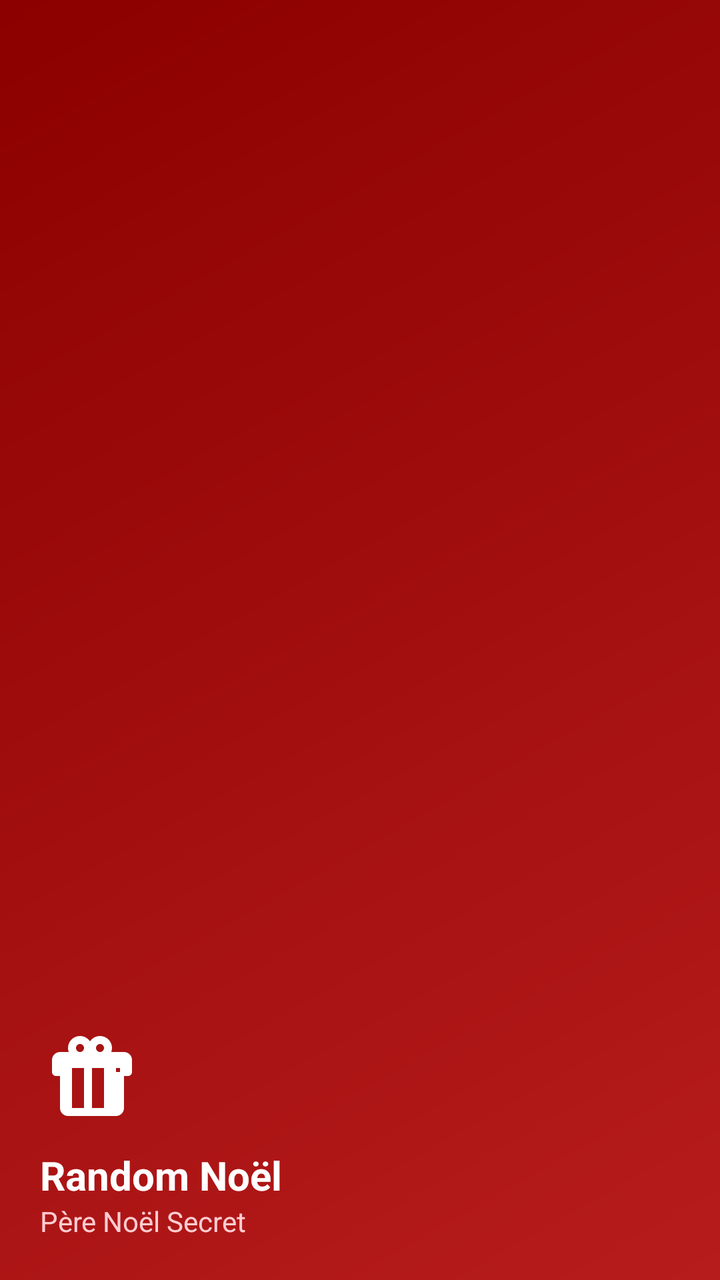
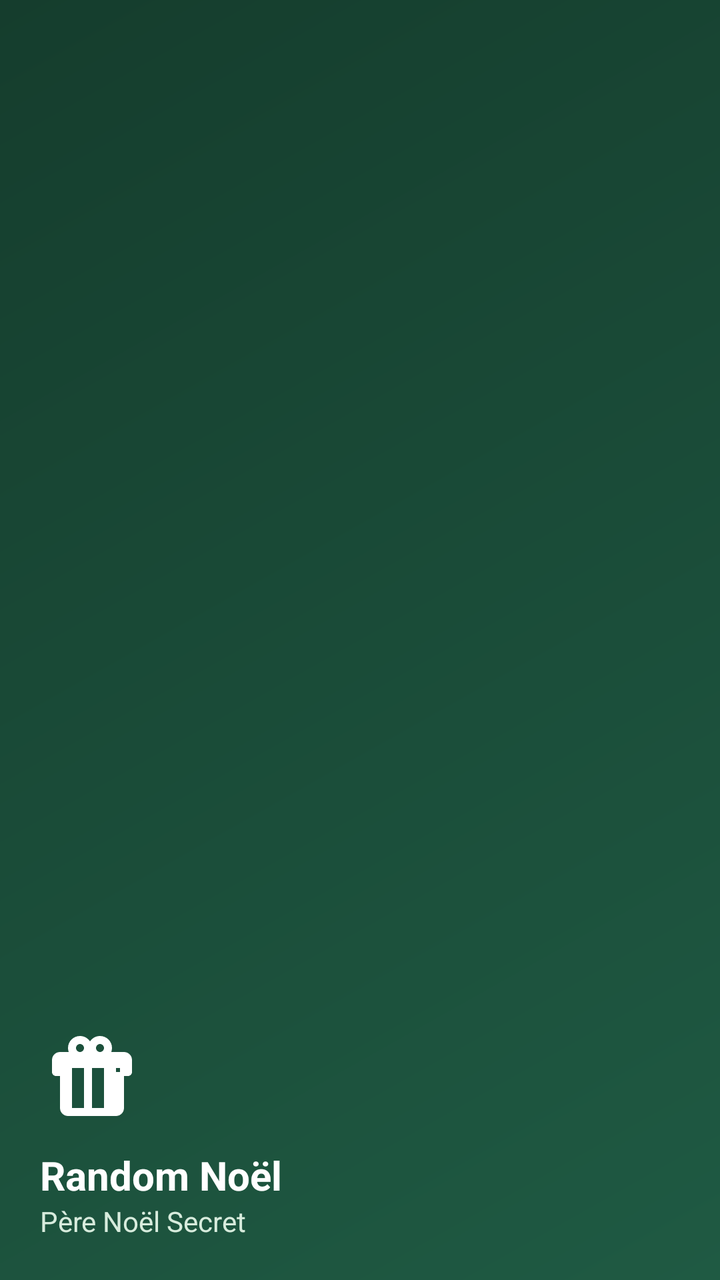

Before-and-after screenshots of an Android layout around one commit, followed by the original layout XML and the change that was made.
<!-- AndroidManifest.xml: application theme AppTheme -->
<!-- res/layout/nav_header.xml -->
<?xml version="1.0" encoding="utf-8"?>
<LinearLayout xmlns:android="http://schemas.android.com/apk/res/android"
    xmlns:app="http://schemas.android.com/apk/res-auto"
    android:layout_width="match_parent"
    android:layout_height="176dp"
    android:background="@drawable/bg_nav_header"
    android:gravity="bottom"
    android:orientation="vertical"
    android:padding="20dp">

    <ImageView
        android:layout_width="48dp"
        android:layout_height="48dp"
        android:layout_marginBottom="12dp"
        android:contentDescription="@string/app_name"
        android:src="@drawable/ic_gift"
        app:tint="@android:color/white" />

    <TextView
        android:layout_width="match_parent"
        android:layout_height="wrap_content"
        android:text="@string/app_name"
        android:textColor="@android:color/white"
        android:textSize="20sp"
        android:textStyle="bold" />

    <TextView
        android:layout_width="match_parent"
        android:layout_height="wrap_content"
        android:text="Père Noël Secret"
        android:textColor="#FFCDD2"
        android:textSize="14sp" />

</LinearLayout>
<!-- resources referenced by this layout -->
<resources>
  <!-- drawable bg_nav_header (drawable) -->
  <?xml version="1.0" encoding="utf-8"?>
  <shape xmlns:android="http://schemas.android.com/apk/res/android">
      <gradient
          android:angle="135"
          android:endColor="#8C0000"
          android:startColor="#B71C1C" />
  </shape>
  <!-- drawable ic_gift (drawable) -->
  <vector xmlns:android="http://schemas.android.com/apk/res/android"
      android:width="24dp"
      android:height="24dp"
      android:viewportWidth="24"
      android:viewportHeight="24">
      <path
          android:fillColor="#FFFFFFFF"
          android:pathData="M20,6h-2.18c0.11,-0.31 0.18,-0.65 0.18,-1 0,-1.66 -1.34,-3 -3,-3 -1.05,0 -1.96,0.54 -2.5,1.35C11.96,2.54 11.05,2 10,2 8.34,2 7,3.34 7,5c0,0.35 0.07,0.69 0.18,1H5c-1.11,0 -2,0.9 -2,2v3c0,0.55 0.45,1 1,1h1v8c0,1.1 0.9,2 2,2h12c1.1,0 2,-0.9 2,-2v-8h1c0.55,0 1,-0.45 1,-1V8c0,-1.1 -0.89,-2 -2,-2zM15,4c0.55,0 1,0.45 1,1s-0.45,1 -1,1 -1,-0.45 -1,-1 0.45,-1 1,-1zM10,4c0.55,0 1,0.45 1,1s-0.45,1 -1,1 -1,-0.45 -1,-1 0.45,-1 1,-1zM11,10v10H8V10h3zm2,10V10h3v10h-3zm7,-10v1h-1V10h1z" />
  </vector>
  <string name="app_name">Random Noël</string>
  <style name="AppTheme" parent="Theme.Material3.DayNight.NoActionBar">
          
          <item name="colorPrimary">@color/colorPrimary</item>
          <item name="colorPrimaryDark">@color/colorPrimaryDark</item>
          <item name="colorAccent">@color/colorAccent</item>
          <item name="colorSecondary">@color/colorSecondary</item>
          <item name="android:colorBackground">@color/colorBackground</item>
          <item name="windowActionBar">false</item>
          <item name="windowNoTitle">true</item>
      </style>
  <color name="colorPrimary">#B71C1C</color>
  <color name="colorPrimaryDark">#8C0000</color>
  <color name="colorAccent">#2E7D32</color>
  <color name="colorSecondary">#1B5E20</color>
  <color name="colorBackground">#FAFAFA</color>
</resources>

<!-- the commit's change to res/layout/nav_header.xml (unified diff, before → after) -->
@@ -28,7 +28,7 @@
         android:layout_width="match_parent"
         android:layout_height="wrap_content"
         android:text="Père Noël Secret"
-        android:textColor="#FFCDD2"
+        android:textColor="@color/christmas_green_light"
         android:textSize="14sp" />
 
 </LinearLayout>
<!-- resource entries referenced after the edit -->
@@ -1,12 +1,13 @@
 <!-- resources referenced by this layout -->
 <resources>
+  <color name="christmas_green_light">#D8ECDD</color>
   <!-- drawable bg_nav_header (drawable) -->
   <?xml version="1.0" encoding="utf-8"?>
   <shape xmlns:android="http://schemas.android.com/apk/res/android">
       <gradient
           android:angle="135"
-          android:endColor="#8C0000"
-          android:startColor="#B71C1C" />
+          android:endColor="@color/colorPrimaryDark"
+          android:startColor="@color/colorPrimary" />
   </shape>
   <!-- drawable ic_gift (drawable) -->
   <vector xmlns:android="http://schemas.android.com/apk/res/android"
@@ -20,19 +21,53 @@
   </vector>
   <string name="app_name">Random Noël</string>
   <style name="AppTheme" parent="Theme.Material3.DayNight.NoActionBar">
-          
           <item name="colorPrimary">@color/colorPrimary</item>
+          <item name="colorOnPrimary">@color/colorOnPrimary</item>
+          <item name="colorPrimaryContainer">@color/colorPrimaryContainer</item>
+          <item name="colorOnPrimaryContainer">@color/colorOnPrimaryContainer</item>
           <item name="colorPrimaryDark">@color/colorPrimaryDark</item>
+  
+          <item name="colorSecondary">@color/colorSecondary</item>
+          <item name="colorOnSecondary">@color/colorOnSecondary</item>
+          <item name="colorSecondaryContainer">@color/colorSecondaryContainer</item>
+          <item name="colorOnSecondaryContainer">@color/colorOnSecondaryContainer</item>
           <item name="colorAccent">@color/colorAccent</item>
-          <item name="colorSecondary">@color/colorSecondary</item>
+  
+          <item name="colorSurface">@color/card_background</item>
+          <item name="colorOnSurface">@color/colorOnSurface</item>
+          <item name="colorSurfaceVariant">@color/colorSurfaceVariant</item>
+          <item name="colorOnSurfaceVariant">@color/colorOnSurfaceVariant</item>
+          <item name="colorOnBackground">@color/colorOnSurface</item>
+          <item name="colorOutline">@color/card_stroke</item>
+          <item name="colorError">@color/colorError</item>
+          <item name="colorOnError">@color/colorOnError</item>
+  
           <item name="android:colorBackground">@color/colorBackground</item>
+          <item name="android:windowBackground">@color/colorBackground</item>
+          <item name="android:statusBarColor">@color/colorPrimaryDark</item>
+          <item name="android:navigationBarColor">@color/colorBackground</item>
+          <item name="android:windowLightStatusBar">false</item>
+          <item name="android:windowLightNavigationBar">true</item>
           <item name="windowActionBar">false</item>
           <item name="windowNoTitle">true</item>
       </style>
-  <color name="colorPrimary">#B71C1C</color>
-  <color name="colorPrimaryDark">#8C0000</color>
-  <color name="colorAccent">#2E7D32</color>
-  <color name="colorSecondary">#1B5E20</color>
-  <color name="colorBackground">#FAFAFA</color>
+  <color name="colorPrimary">#1F5A43</color>
+  <color name="colorOnPrimary">#FFFFFF</color>
+  <color name="colorPrimaryContainer">#D8ECDD</color>
+  <color name="colorOnPrimaryContainer">#173D2D</color>
+  <color name="colorPrimaryDark">#153D2D</color>
+  <color name="colorAccent">#B58A42</color>
+  <color name="card_background">#FFFFFF</color>
+  <color name="colorOnSurface">#1C2821</color>
+  <color name="colorSurfaceVariant">#F0F4EE</color>
+  <color name="colorOnSurfaceVariant">#58655D</color>
+  <color name="card_stroke">#D4D9D3</color>
+  <color name="colorError">#B3261E</color>
+  <color name="colorOnError">#FFFFFF</color>
+  <color name="colorSecondary">#8E3038</color>
+  <color name="colorOnSecondary">#FFFFFF</color>
+  <color name="colorSecondaryContainer">#F4DEE0</color>
+  <color name="colorOnSecondaryContainer">#542128</color>
+  <color name="colorBackground">#FAF9F6</color>
 </resources>
 
